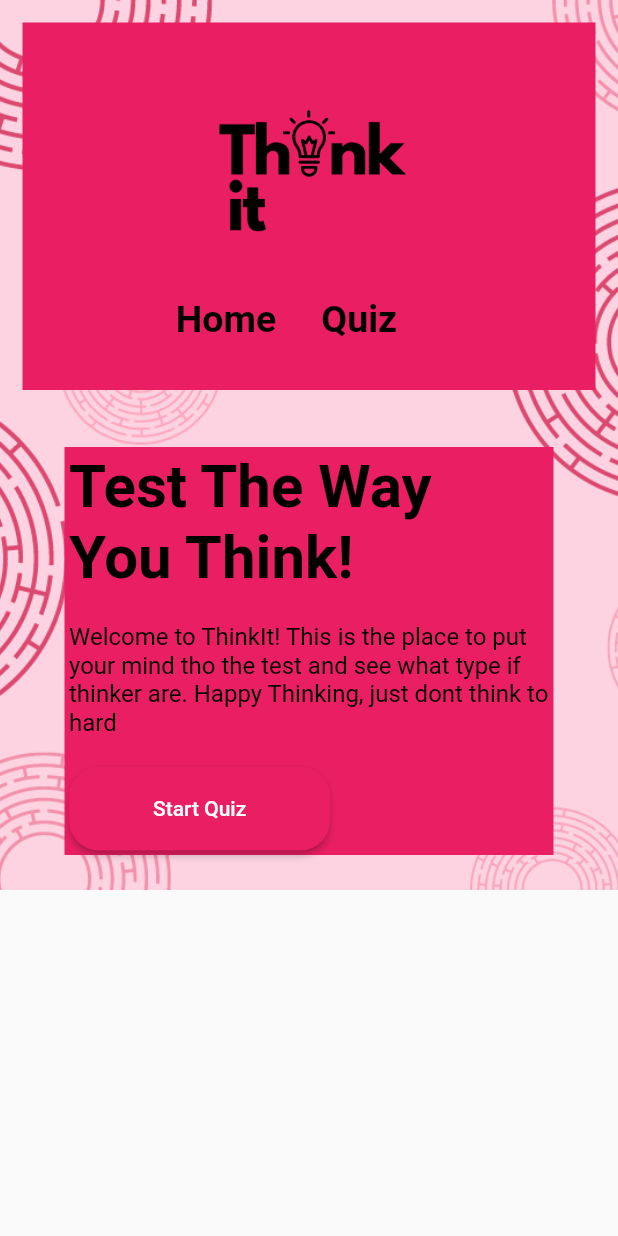
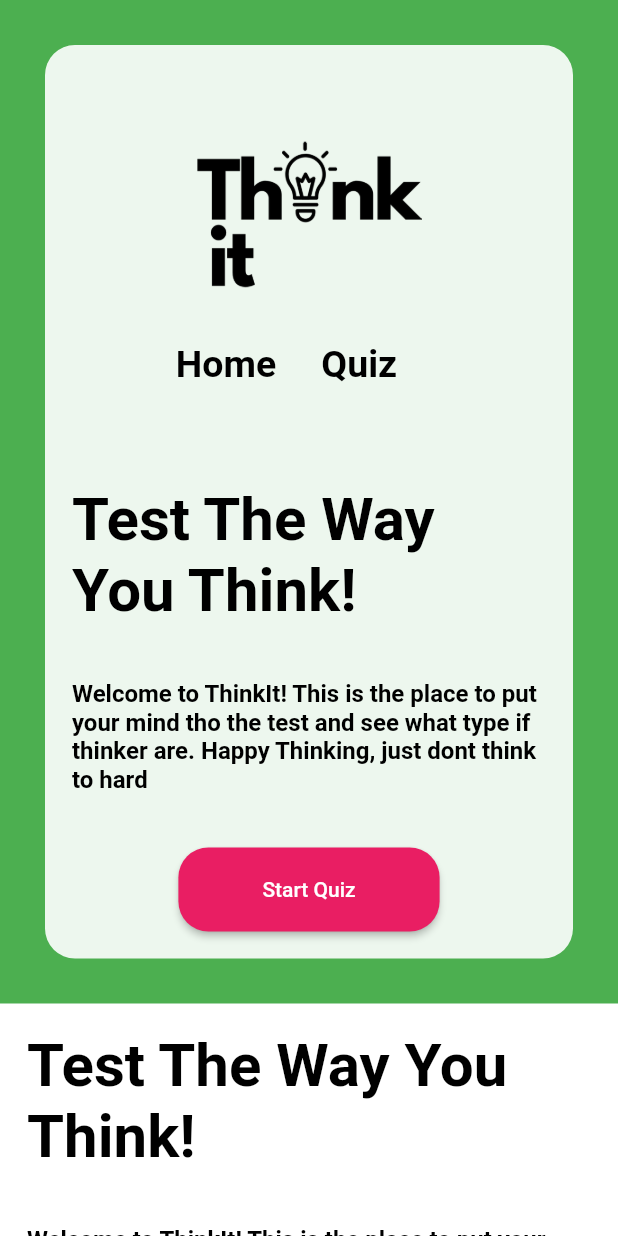
Before and after one commit to chizy7/ThinkIt, a Flutter app: the screen it shows after launch, after a tap on "Start Quiz", on a phone screen of 412 x 824 dp. Run offline on Flutter 3.47's test engine with Material 2 defaults, Android fonts, the phone set to English and light mode, and no system bars; missing offline and left inert: dart:html.

Commit message:
Playing around with page layout and scrolling view, also updated logo dimensions

```diff
--- /dev/null
+++ b/lib/LandingPage/AboutPage.dart
@@ -0,0 +1,61 @@
+import 'package:flutter/material.dart';
+import 'package:flutter/src/widgets/container.dart';
+import 'package:flutter/src/widgets/framework.dart';
+import 'package:thinkit/navbar/navbar.dart';
+
+class AboutPage extends StatelessWidget {
+  @override
+  Widget build(BuildContext context) {
+    return LayoutBuilder(
+      builder: (context, constraints) {
+        if (constraints.maxWidth > 800) {
+          return Column(
+            children: pageChildren(constraints.biggest.width),
+          );
+        } else {
+          return Column(
+            children: pageChildren(constraints.biggest.width),
+          );
+        }
+      },
+    );
+  }
+
+  List<Widget> pageChildren(double width) {
+    return <Widget>[
+      Container(
+        width: width,
+        decoration: BoxDecoration(color: Colors.white),
+        child: Column(
+          crossAxisAlignment: CrossAxisAlignment.start,
+          children: [
+            Container(
+              margin: const EdgeInsets.all(15.0),
+              padding: const EdgeInsets.all(3.0),
+              // decoration: BoxDecoration(color: Colors.purple),
+              child: const Text(
+                "Test The Way You Think!",
+                style: TextStyle(
+                    fontWeight: FontWeight.bold,
+                    fontSize: 40.0,
+                    color: Colors.black),
+              ),
+            ),
+            Container(
+              margin: const EdgeInsets.all(15.0),
+              padding: const EdgeInsets.all(3.0),
+              // decoration: BoxDecoration(color: Colors.yellow),
+              child: const Text(
+                "Welcome to ThinkIt! This is the place to put your mind tho the test and see what type if thinker are. Happy Thinking, just dont think to hard",
+                style: TextStyle(
+                    fontWeight: FontWeight.bold,
+                    fontSize: 16.0,
+                    color: Colors.black),
+              ),
+            ),
+          ],
+        ),
+      ),
+    ];
+  }
+}
--- /dev/null
+++ b/lib/LandingPage/index.dart
@@ -0,0 +1,19 @@
+import 'package:flutter/material.dart';
+import 'package:flutter/src/widgets/container.dart';
+import 'package:flutter/src/widgets/framework.dart';
+import 'package:thinkit/navbar/navbar.dart';
+
+class index extends StatelessWidget {
+  @override
+  Widget build(BuildContext context) {
+    return Container(
+      width: MediaQuery.of(context).size.width,
+      decoration: BoxDecoration(color: Colors.grey),
+      child: const Text(
+        "Welcome to ThinkIt! This is the place to put your mind tho the test and see what type if thinker are. Happy Thinking, just dont think to hard",
+        style: TextStyle(
+            fontWeight: FontWeight.bold, fontSize: 16.0, color: Colors.black),
+      ),
+    );
+  }
+}
--- a/lib/LandingPage/landingpage.dart
+++ b/lib/LandingPage/landingpage.dart
@@ -1,6 +1,7 @@
 import 'package:flutter/material.dart';
 import 'package:flutter/src/widgets/container.dart';
 import 'package:flutter/src/widgets/framework.dart';
+import 'package:thinkit/navbar/navbar.dart';
 
 class LandingPage extends StatelessWidget {
   @override
@@ -10,7 +11,7 @@ class LandingPage extends StatelessWidget {
         if (constraints.maxWidth > 800) {
           return Row(
             mainAxisAlignment: MainAxisAlignment.center,
-            children: pageChildren(constraints.biggest.width / 2),
+            children: pageChildren(constraints.biggest.width),
           );
         } else {
           return Column(
@@ -25,34 +26,57 @@ class LandingPage extends StatelessWidget {
     return <Widget>[
       Container(
         width: width,
+        decoration: BoxDecoration(
+            color: Colors.white.withOpacity(0.9),
+            borderRadius: BorderRadius.circular(20)),
         child: Column(
           crossAxisAlignment: CrossAxisAlignment.start,
           children: [
-            const Text(
+            Container(
+                margin: const EdgeInsets.all(15.0),
+                padding: const EdgeInsets.all(3.0),
+                // decoration: BoxDecoration(color: Colors.green),
+                child: navbar()),
+            Container(
+              margin: const EdgeInsets.all(15.0),
+              padding: const EdgeInsets.all(3.0),
+              // decoration: BoxDecoration(color: Colors.purple),
+              child: const Text(
                 "Test The Way You Think!",
                 style: TextStyle(
                     fontWeight: FontWeight.bold,
                     fontSize: 40.0,
                     color: Colors.black),
               ),
-            Padding(
-              padding: const EdgeInsets.symmetric(vertical: 20.0),
-              child: Text(
+            ),
+            Container(
+              margin: const EdgeInsets.all(15.0),
+              padding: const EdgeInsets.all(3.0),
+              // decoration: BoxDecoration(color: Colors.yellow),
+              child: const Text(
                 "Welcome to ThinkIt! This is the place to put your mind tho the test and see what type if thinker are. Happy Thinking, just dont think to hard",
-                style: TextStyle(fontSize: 16.0, color: Colors.black),
+                style: TextStyle(
+                    fontWeight: FontWeight.bold,
+                    fontSize: 16.0,
+                    color: Colors.black),
               ),
             ),
-            MaterialButton(
+            Container(
+              margin: const EdgeInsets.all(15.0),
+              padding: const EdgeInsets.all(3.0),
+              alignment: Alignment.center,
+              child: MaterialButton(
                 color: Colors.pink,
                 shape: RoundedRectangleBorder(
                     borderRadius: BorderRadius.circular(20.0)),
                 onPressed: () {},
-              child: Padding(
-                padding: const EdgeInsets.symmetric(
-                    vertical: 20.0, horizontal: 40.0),
-                child: const Text(
+                child: const Padding(
+                  padding:
+                      EdgeInsets.symmetric(vertical: 20.0, horizontal: 40.0),
+                  child: Text(
                     "Start Quiz",
                     style: TextStyle(color: Colors.white),
+                  ),
                 ),
               ),
             )
--- a/lib/main.dart
+++ b/lib/main.dart
@@ -1,7 +1,11 @@
 import 'dart:html';
 
 import 'package:flutter/material.dart';
+import 'package:thinkit/LandingPage/index.dart';
 import 'package:thinkit/LandingPage/landingpage.dart';
+import 'package:thinkit/LandingPage/AboutPage.dart';
+import 'package:thinkit/LandingPage/index.dart';
+
 import 'package:thinkit/navbar/navbar.dart';
 
 void main() {
@@ -27,25 +31,26 @@ class MyHomePage extends StatelessWidget {
   Widget build(BuildContext context) {
     return Scaffold(
         body: Container(
-      decoration: BoxDecoration(
-          image: DecorationImage(
-              image: AssetImage('assets/thinkit_bg.png'), fit: BoxFit.cover)),
+      height: MediaQuery.of(context).size.height,
+      decoration: BoxDecoration(color: Colors.green),
+      // decoration: const BoxDecoration(
+      //     image: DecorationImage(
+      //   image: AssetImage('assets/thinkit_bg.png'),
+      // )),
       child: SingleChildScrollView(
         child: Column(children: [
           Container(
-              margin: const EdgeInsets.all(15.0),
-              padding: const EdgeInsets.all(3.0),
-              decoration: BoxDecoration(color: Colors.pink),
-              child: navbar()),
-          Padding(
-            padding:
-                const EdgeInsets.symmetric(vertical: 20.0, horizontal: 40.0),
-            child: Container(
-                margin: const EdgeInsets.all(3.0),
-                padding: const EdgeInsets.all(3.0),
-                decoration: BoxDecoration(color: Colors.pink),
-                child: LandingPage()),
-          )
+            margin: const EdgeInsets.all(15.0),
+            padding: const EdgeInsets.all(15.0),
+            // decoration: BoxDecoration(color: Colors.red),
+            child: LandingPage(),
+          ),
+          Container(
+            child: AboutPage(),
+          ),
+          Container(
+            child: index(),
+          ),
         ]),
       ),
     ));
--- a/lib/navbar/navbar.dart
+++ b/lib/navbar/navbar.dart
@@ -20,44 +20,29 @@ class navbar extends StatelessWidget {
 class DesktopNavbar extends StatelessWidget {
   @override
   Widget build(BuildContext context) {
-    return Padding(
-      padding: const EdgeInsets.symmetric(vertical: 20, horizontal: 40),
-      child: Container(
-        constraints: BoxConstraints(maxWidth: 1200),
-        child:
-            Row(mainAxisAlignment: MainAxisAlignment.spaceBetween, children: [
+    return Row(mainAxisAlignment: MainAxisAlignment.spaceBetween, children: [
       Image.asset(
         'assets/thinkit_logo.png',
-            height: 200,
+        // height: 200,
         width: 200,
       ),
-          Row(
+      Wrap(
+        alignment: WrapAlignment.spaceAround,
         children: const [
           Text(
             "Home",
             style: TextStyle(
-                    color: Colors.black,
-                    fontSize: 25,
-                    fontWeight: FontWeight.w600),
+                color: Colors.black, fontSize: 25, fontWeight: FontWeight.w600),
           ),
-              SizedBox(
-                width: 30,
-              ),
+          SizedBox(width: 30),
           Text(
             "Quiz",
             style: TextStyle(
-                    color: Colors.black,
-                    fontSize: 25,
-                    fontWeight: FontWeight.w600),
-              ),
-              SizedBox(
-                width: 30,
+                color: Colors.black, fontSize: 25, fontWeight: FontWeight.w600),
           ),
         ],
       )
-        ]),
-      ),
-    );
+    ]);
   }
 }
 
```
Also changed, not shown: assets/thinkit_logo.png, pubspec.lock, 7 other files. Lines whose indentation alone changed are shown as unchanged.
